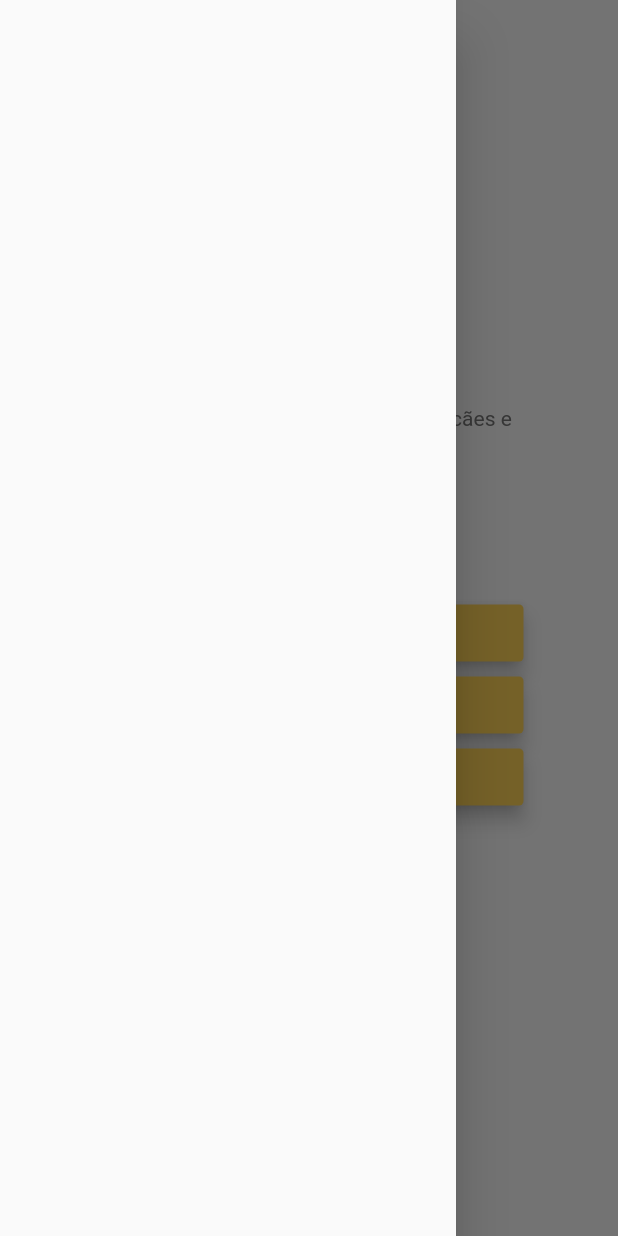
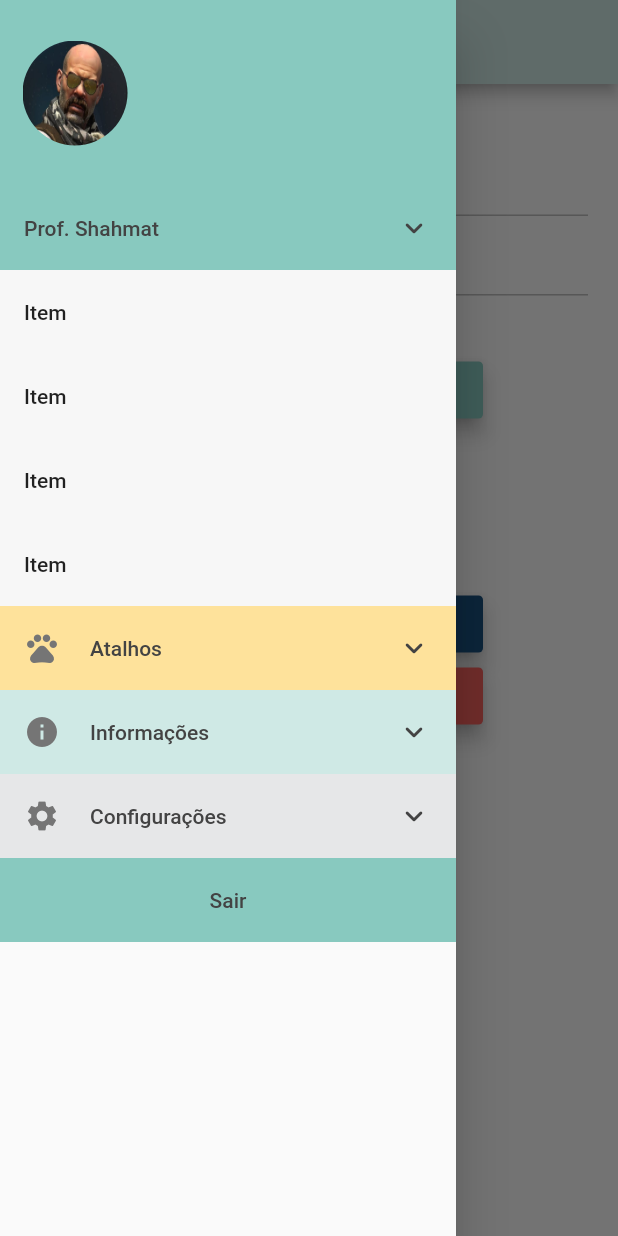
Before and after one commit to JomaSnow/meau, a Flutter app: the screen it shows after launch, with the side drawer open, on a phone screen of 412 x 824 dp. Run offline on Flutter 3.47's test engine with Material 2 defaults, Android fonts, the phone set to English and light mode, and no system bars.

Commit message:
WIP: Adds CustomDrawer

```diff
--- a/lib/app.dart
+++ b/lib/app.dart
@@ -1,4 +1,4 @@
-import 'package:app/screens/intro_screen.dart';
+import 'package:app/screens/login_screen.dart';
 import 'package:app/util/dismiss_focus.dart';
 import 'package:flutter/material.dart';
 
@@ -11,10 +11,10 @@ class MyApp extends StatelessWidget {
       onTap: () {
         dismissFocus(context);
       },
-      child: const MaterialApp(
+      child: MaterialApp(
         title: "Meau",
         debugShowCheckedModeBanner: false,
-        home: IntroScreen(),
+        home: LoginScreen(),
       ),
     );
   }
--- a/lib/screens/intro_screen.dart
+++ b/lib/screens/intro_screen.dart
@@ -3,7 +3,8 @@ import 'dart:developer';
 import 'package:app/util/design.dart';
 import 'package:app/widgets/button.dart';
 import 'package:app/widgets/custom_app_bar.dart';
-import 'package:app/widgets/intro_paragraph.dart';
+import 'package:app/widgets/custom_drawer.dart';
+import 'package:app/widgets/custom_paragraph.dart';
 import 'package:app/widgets/link_button.dart';
 import 'package:app/widgets/page_title.dart';
 import 'package:app/widgets/scrollable_container.dart';
@@ -38,7 +39,7 @@ class IntroScreen extends StatelessWidget {
         resizeToAvoidBottomInset: true,
         appBar: const CustomAppBar(
             iconsColor: Design.lightBlue, transparentBackground: true),
-        drawer: const Drawer(),
+        drawer: const CustomDrawer(),
         body: ScrollableContainer(
           horizontalPadding: 63,
           child: Column(
@@ -48,11 +49,11 @@ class IntroScreen extends StatelessWidget {
               const PageTitle(title: "Olá!"),
               Column(
                 children: const [
-                  IntroParagraph(value: "Bem-vindo ao Meau!"),
-                  IntroParagraph(
+                  CustomParagraph(value: "Bem-vindo ao Meau!"),
+                  CustomParagraph(
                       value:
                           "Aqui você pode adotar, doar e ajudar cães e gatos com facilidade."),
-                  IntroParagraph(value: "Qual o seu interesse?"),
+                  CustomParagraph(value: "Qual o seu interesse?"),
                 ],
               ),
               Column(
--- a/lib/screens/login_screen.dart
+++ b/lib/screens/login_screen.dart
@@ -4,7 +4,9 @@ import 'package:app/util/design.dart';
 import 'package:app/util/dismiss_focus.dart';
 import 'package:app/widgets/button.dart';
 import 'package:app/widgets/custom_app_bar.dart';
+import 'package:app/widgets/custom_drawer.dart';
 import 'package:app/widgets/input.dart';
+import 'package:app/widgets/link_button.dart';
 import 'package:app/widgets/scrollable_container.dart';
 import 'package:flutter/material.dart';
 
@@ -13,6 +15,10 @@ class LoginScreen extends StatelessWidget {
 
   void _login() {
     log("login with username ${usernameController.text} and password ${passwordController.text}");
+  }
+
+  void _register() {
+    log("go to register");
   }
 
   final usernameController = TextEditingController();
@@ -26,7 +32,7 @@ class LoginScreen extends StatelessWidget {
         title: "Login",
         leadingIcon: null,
       ),
-      drawer: const Drawer(),
+      drawer: const CustomDrawer(),
       body: ScrollableContainer(
         child: Column(
           mainAxisAlignment: MainAxisAlignment.start,
@@ -48,6 +54,8 @@ class LoginScreen extends StatelessWidget {
                 ],
               ),
             ),
+            Column(
+              children: [
                 Button(
                   value: "ENTRAR",
                   onPressed: () {
@@ -57,20 +65,27 @@ class LoginScreen extends StatelessWidget {
                   color: Design.lightBlue,
                   width: 232,
                 ),
+                LinkButton(
+                    value: "crie uma conta",
+                    width: 120,
+                    onPressed: _register,
+                    fontColor: Design.lightBlue),
+              ],
+            ),
             Container(
               margin: const EdgeInsets.fromLTRB(0, 60, 0, 0),
               child: Column(
                 children: [
                   Button(
                     value: "ENTRAR COM FACEBOOK",
-                    onPressed: _login,
+                    onPressed: () {},
                     color: Design.facebook,
                     fontColor: Design.white,
                     width: 232,
                   ),
                   Button(
                     value: "ENTRAR COM GOOGLE",
-                    onPressed: _login,
+                    onPressed: () {},
                     color: Design.google,
                     fontColor: Design.white,
                     width: 232,
--- a/lib/util/design.dart
+++ b/lib/util/design.dart
@@ -6,6 +6,7 @@ class Design {
   static const white2 = Color.fromARGB(255, 247, 247, 247); // #f7f7f7
   static const black = Color.fromARGB(255, 0, 0, 0); // #000000
   static const primaryYellow = Color.fromARGB(255, 255, 211, 88); // #ffd358
+  static const lightYellow = Color.fromARGB(255, 254, 226, 155); // #fee29b
   static const lightBlue = Color.fromARGB(255, 136, 201, 191); // #88c9bf
   static const accentBlue = Color.fromARGB(255, 207, 233, 229); // #cfe9e5
   static const lightGray = Color.fromARGB(255, 117, 117, 117); // #757575
--- /dev/null
+++ b/lib/widgets/custom_drawer.dart
@@ -0,0 +1,298 @@
+import 'package:app/util/design.dart';
+import 'package:flutter/material.dart';
+
+class CustomDrawer extends StatefulWidget {
+  const CustomDrawer({super.key});
+
+  @override
+  State<CustomDrawer> createState() => _CustomDrawerState();
+}
+
+class _CustomDrawerState extends State<CustomDrawer> {
+  double? _userListHeight;
+  double? _shortcutsListHeight = 0;
+  double? _infoListHeight = 0;
+  double? _settingsListHeight = 0;
+
+  @override
+  Widget build(BuildContext context) {
+    return Drawer(
+      child: ListView(
+        padding: EdgeInsets.zero,
+        children: [
+          Container(
+            color: Design.lightBlue,
+            height: 124,
+            child: SafeArea(
+              child: Row(
+                crossAxisAlignment: CrossAxisAlignment.center,
+                children: [
+                  Container(
+                    margin: const EdgeInsets.only(left: 15),
+                    child: ClipRRect(
+                      borderRadius: BorderRadius.circular(100),
+                      child: Image.asset(
+                        "lib/assets/images/user_avatar_placeholder.jpg",
+                        height: 70,
+                        width: 70,
+                        fit: BoxFit.fill,
+                      ),
+                    ),
+                  )
+                ],
+              ),
+            ),
+          ),
+          ListTile(
+            title: Row(
+              mainAxisAlignment: MainAxisAlignment.spaceBetween,
+              children: const [
+                Text(
+                  "Prof. Shahmat",
+                  style: TextStyle(
+                      color: Design.darkerGray,
+                      fontSize: 14,
+                      fontFamily: "Roboto",
+                      fontWeight: FontWeight.w500),
+                ),
+                Icon(
+                  Icons.expand_more_rounded,
+                  color: Design.darkerGray,
+                )
+              ],
+            ),
+            onTap: () {
+              if (_userListHeight != null) {
+                setState(() {
+                  _userListHeight = null;
+                });
+              } else {
+                setState(() {
+                  _userListHeight = 0;
+                });
+              }
+            },
+            tileColor: Design.lightBlue,
+          ),
+          Container(
+            height: _userListHeight,
+            color: Design.white2,
+            child: Column(
+              children: const [
+                ListTile(
+                  title: Text("Item"),
+                ),
+                ListTile(
+                  title: Text("Item"),
+                ),
+                ListTile(
+                  title: Text("Item"),
+                ),
+                ListTile(
+                  title: Text("Item"),
+                ),
+              ],
+            ),
+          ),
+          ListTile(
+            title: Row(
+              mainAxisAlignment: MainAxisAlignment.spaceBetween,
+              children: [
+                Row(
+                  children: [
+                    const Icon(
+                      Icons.pets,
+                      color: Design.lightGray,
+                      size: 24,
+                    ),
+                    Container(
+                      margin: const EdgeInsets.only(left: 20),
+                      child: const Text(
+                        "Atalhos",
+                        style: TextStyle(
+                            color: Design.darkerGray,
+                            fontSize: 14,
+                            fontFamily: "Roboto",
+                            fontWeight: FontWeight.w500),
+                      ),
+                    ),
+                  ],
+                ),
+                const Icon(
+                  Icons.expand_more_rounded,
+                  color: Design.darkerGray,
+                )
+              ],
+            ),
+            tileColor: Design.lightYellow,
+            onTap: () {
+              if (_shortcutsListHeight != null) {
+                setState(() {
+                  _shortcutsListHeight = null;
+                });
+              } else {
+                setState(() {
+                  _shortcutsListHeight = 0;
+                });
+              }
+            },
+          ),
+          Container(
+            height: _shortcutsListHeight,
+            color: Design.white2,
+            child: Column(
+              children: const [
+                ListTile(
+                  title: Text("Item"),
+                ),
+                ListTile(
+                  title: Text("Item"),
+                ),
+                ListTile(
+                  title: Text("Item"),
+                ),
+                ListTile(
+                  title: Text("Item"),
+                ),
+              ],
+            ),
+          ),
+          ListTile(
+            title: Row(
+              mainAxisAlignment: MainAxisAlignment.spaceBetween,
+              children: [
+                Row(
+                  children: [
+                    const Icon(
+                      Icons.info,
+                      color: Design.lightGray,
+                      size: 24,
+                    ),
+                    Container(
+                      margin: const EdgeInsets.only(left: 20),
+                      child: const Text(
+                        "Informações",
+                        style: TextStyle(
+                            color: Design.darkerGray,
+                            fontSize: 14,
+                            fontFamily: "Roboto",
+                            fontWeight: FontWeight.w500),
+                      ),
+                    ),
+                  ],
+                ),
+                const Icon(
+                  Icons.expand_more_rounded,
+                  color: Design.darkerGray,
+                )
+              ],
+            ),
+            tileColor: Design.accentBlue,
+            onTap: () {
+              if (_infoListHeight != null) {
+                setState(() {
+                  _infoListHeight = null;
+                });
+              } else {
+                setState(() {
+                  _infoListHeight = 0;
+                });
+              }
+            },
+          ),
+          Container(
+            height: _infoListHeight,
+            color: Design.white2,
+            child: Column(
+              children: const [
+                ListTile(
+                  title: Text("Item"),
+                ),
+                ListTile(
+                  title: Text("Item"),
+                ),
+                ListTile(
+                  title: Text("Item"),
+                ),
+                ListTile(
+                  title: Text("Item"),
+                ),
+                ListTile(
+                  title: Text("Item"),
+                ),
+              ],
+            ),
+          ),
+          ListTile(
+            title: Row(
+              mainAxisAlignment: MainAxisAlignment.spaceBetween,
+              children: [
+                Row(
+                  children: [
+                    const Icon(
+                      Icons.settings,
+                      color: Design.lightGray,
+                      size: 24,
+                    ),
+                    Container(
+                      margin: const EdgeInsets.only(left: 20),
+                      child: const Text(
+                        "Configurações",
+                        style: TextStyle(
+                            color: Design.darkerGray,
+                            fontSize: 14,
+                            fontFamily: "Roboto",
+                            fontWeight: FontWeight.w500),
+                      ),
+                    ),
+                  ],
+                ),
+                const Icon(
+                  Icons.expand_more_rounded,
+                  color: Design.darkerGray,
+                )
+              ],
+            ),
+            tileColor: Design.lightestGray,
+            onTap: () {
+              if (_settingsListHeight != null) {
+                setState(() {
+                  _settingsListHeight = null;
+                });
+              } else {
+                setState(() {
+                  _settingsListHeight = 0;
+                });
+              }
+            },
+          ),
+          Container(
+            height: _settingsListHeight,
+            color: Design.white2,
+            child: Column(
+              children: const [
+                ListTile(
+                  title: Text("Item"),
+                ),
+              ],
+            ),
+          ),
+          ListTile(
+            title: const Center(
+              child: Text(
+                "Sair",
+                style: TextStyle(
+                    color: Design.darkerGray,
+                    fontSize: 14,
+                    fontFamily: "Roboto",
+                    fontWeight: FontWeight.w500),
+              ),
+            ),
+            onTap: () {},
+            tileColor: Design.lightBlue,
+          ),
+        ],
+      ),
+    );
+  }
+}
--- a/lib/widgets/intro_paragraph.dart
+++ b/lib/widgets/custom_paragraph.dart
@@ -1,8 +1,8 @@
 import 'package:app/util/design.dart';
 import 'package:flutter/widgets.dart';
 
-class IntroParagraph extends StatelessWidget {
-  const IntroParagraph({super.key, required this.value});
+class CustomParagraph extends StatelessWidget {
+  const CustomParagraph({super.key, required this.value});
 
   final String value;
 
```
Lines whose indentation alone changed are shown as unchanged.
